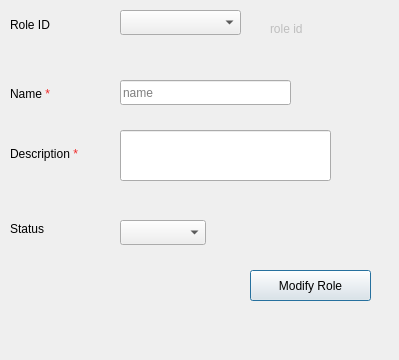
This is presentation/authorization_ui/modifyRole.ui in Hossam01/HyperPOS2020Design as Qt 5 draws it before an edit. The edited form follows.
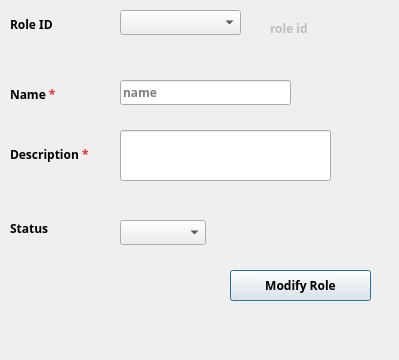
This is the edited form.

Diff of the .ui file:
```diff
--- a/presentation/authorization_ui/modifyRole.ui
+++ b/presentation/authorization_ui/modifyRole.ui
@@ -38,15 +38,18 @@
   <widget class="QPushButton" name="BTN_modifyRole">
    <property name="geometry">
     <rect>
-     <x>250</x>
+     <x>230</x>
      <y>270</y>
-     <width>121</width>
+     <width>141</width>
      <height>31</height>
     </rect>
    </property>
    <property name="font">
     <font>
+     <family>29LT Bukra Regular</family>
      <pointsize>9</pointsize>
+     <weight>75</weight>
+     <bold>true</bold>
     </font>
    </property>
    <property name="text">
@@ -62,6 +65,14 @@
      <height>25</height>
     </rect>
    </property>
+   <property name="font">
+    <font>
+     <family>29LT Bukra Regular</family>
+     <pointsize>9</pointsize>
+     <weight>75</weight>
+     <bold>true</bold>
+    </font>
+   </property>
    <property name="placeholderText">
     <string>name</string>
    </property>
@@ -75,6 +86,14 @@
      <height>17</height>
     </rect>
    </property>
+   <property name="font">
+    <font>
+     <family>29LT Bukra Regular</family>
+     <pointsize>9</pointsize>
+     <weight>75</weight>
+     <bold>true</bold>
+    </font>
+   </property>
    <property name="text">
     <string>Status</string>
    </property>
@@ -88,6 +107,14 @@
      <height>29</height>
     </rect>
    </property>
+   <property name="font">
+    <font>
+     <family>29LT Bukra Regular</family>
+     <pointsize>9</pointsize>
+     <weight>75</weight>
+     <bold>true</bold>
+    </font>
+   </property>
    <property name="text">
     <string>Role ID</string>
    </property>
@@ -124,6 +151,14 @@
      <height>17</height>
     </rect>
    </property>
+   <property name="font">
+    <font>
+     <family>29LT Bukra Regular</family>
+     <pointsize>9</pointsize>
+     <weight>75</weight>
+     <bold>true</bold>
+    </font>
+   </property>
    <property name="frameShape">
     <enum>QFrame::NoFrame</enum>
    </property>
@@ -140,6 +175,14 @@
      <height>29</height>
     </rect>
    </property>
+   <property name="font">
+    <font>
+     <family>29LT Bukra Regular</family>
+     <pointsize>9</pointsize>
+     <weight>75</weight>
+     <bold>true</bold>
+    </font>
+   </property>
    <property name="text">
     <string>&lt;html&gt;&lt;head/&gt;&lt;body&gt;&lt;p&gt;Name &lt;span style=&quot; color:#ef2929;&quot;&gt;*&lt;/span&gt;&lt;/p&gt;&lt;/body&gt;&lt;/html&gt;</string>
    </property>
@@ -153,6 +196,14 @@
      <height>29</height>
     </rect>
    </property>
+   <property name="font">
+    <font>
+     <family>29LT Bukra Regular</family>
+     <pointsize>9</pointsize>
+     <weight>75</weight>
+     <bold>true</bold>
+    </font>
+   </property>
    <property name="text">
     <string>&lt;html&gt;&lt;head/&gt;&lt;body&gt;&lt;p&gt;Description &lt;span style=&quot; color:#ef2929;&quot;&gt;*&lt;/span&gt;&lt;/p&gt;&lt;/body&gt;&lt;/html&gt;</string>
    </property>
```
Left out of the diff: 24 changed lines with no effect on the pictures.
